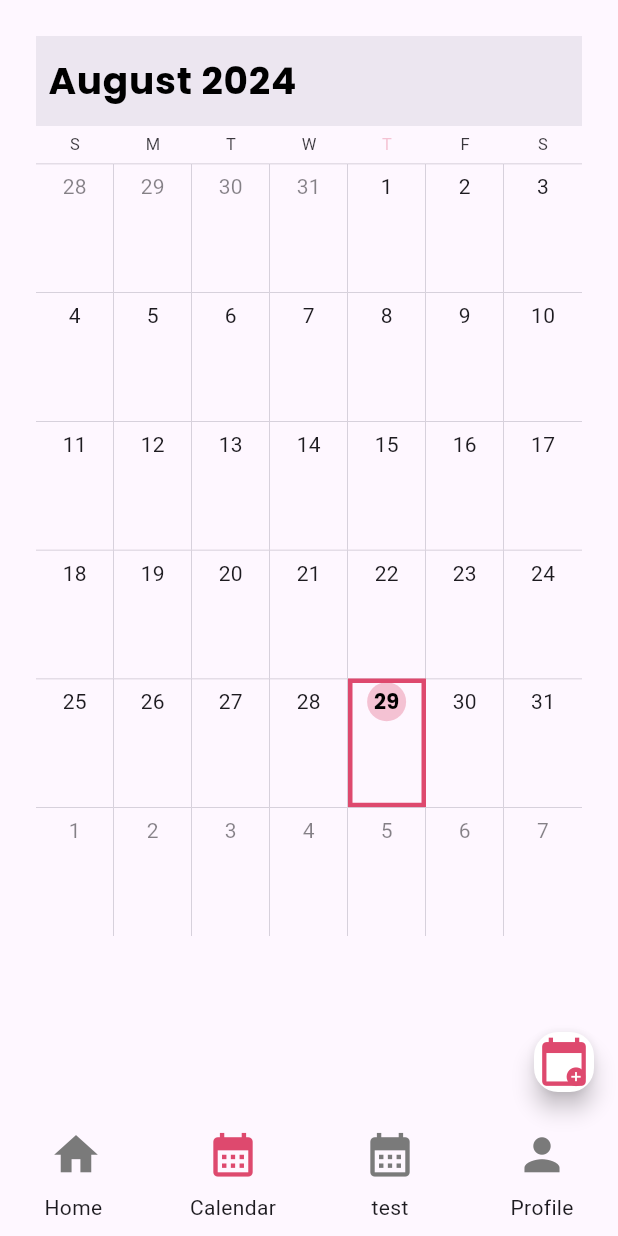
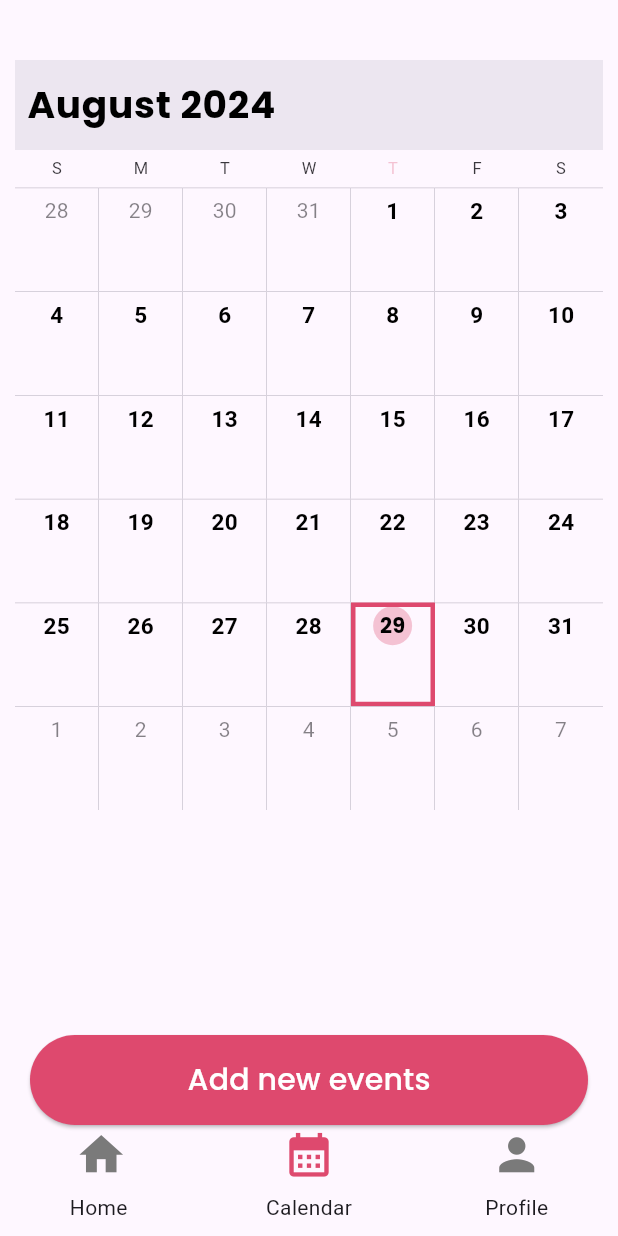
Before and after one commit to oulaKhaled/Calendar_app, a Flutter app: the Root screen opened directly, item 3 of the bottom bar chosen, after a tap on the "calendar month" icon, on a phone screen of 412 x 824 dp. Run offline on Flutter 3.47's test engine with Material 3 defaults, Android fonts, the phone set to English and light mode, and no system bars; drawn by our look-alikes of syncfusion_flutter_calendar; our stand-ins replace cloud_firestore, firebase_auth, firebase_core, google_fonts, google_sign_in, random_string and 1 more; accounts and stored records are empty; network calls fail.

Commit message:
final-commit

```diff
--- a/flutter_application_1/lib/Screens/Profile.dart
+++ b/flutter_application_1/lib/Screens/Profile.dart
@@ -12,7 +12,20 @@ class Profile extends StatefulWidget {
   State<Profile> createState() => _ProfileState();
 }
 
+Future _getUserInfo() async {
+  final data = await Auth().getCurrentUserInfo();
+  print("THİS İS UUUUSERRR IFNFFOOORMMATİOON : ${data["name"]}");
+  return data;
+}
+
 class _ProfileState extends State<Profile> {
+  @override
+  void initState() {
+    _getUserInfo();
+    // TODO: implement initState
+    super.initState();
+  }
+
   @override
   Widget build(BuildContext context) {
     return Column(
@@ -33,19 +46,22 @@ class _ProfileState extends State<Profile> {
                         child: CircleAvatar(
                             radius: 60,
                             backgroundImage: NetworkImage(
-                              'https://images.pexels.com/photos/3680219/pexels-photo-3680219.jpeg',
+                              'https://static.vecteezy.com/system/resources/previews/009/292/244/original/default-avatar-icon-of-social-media-user-vector.jpg',
                             )),
                       ),
                     ),
                     SizedBox(
                       width: 10,
                     ),
-                    Column(
+                    FutureBuilder(
+                      future: _getUserInfo(),
+                      builder: (context, snapshot) {
+                        return Column(
                           children: [
                             Text(
-                          "Hi,Valentine",
+                              "Hi,${snapshot.data["name"]}",
                               style: GoogleFonts.poppins(
-                              fontSize: 15, fontWeight: FontWeight.bold),
+                                  fontSize: 20, fontWeight: FontWeight.bold),
                             ),
                             Row(
                               crossAxisAlignment: CrossAxisAlignment.start,
@@ -55,12 +71,14 @@ class _ProfileState extends State<Profile> {
                                   size: 20,
                                 ),
                                 Text(
-                              "Boston",
-                              style: GoogleFonts.poppins(fontSize: 12),
+                                  "${snapshot.data["location"]}",
+                                  style: GoogleFonts.poppins(fontSize: 15),
                                 ),
                               ],
                             )
                           ],
+                        );
+                      },
                     ),
                   ],
                 ),
@@ -86,27 +104,33 @@ class _ProfileState extends State<Profile> {
                         padding: EdgeInsets.only(right: 20),
                         child: Text("Manage",
                             style: GoogleFonts.poppins(
-                                fontWeight: FontWeight.bold)),
+                                fontWeight: FontWeight.bold, color: pinkColor)),
                       ),
                     ],
                   ),
-                  Container(
+                  FutureBuilder(
+                      future: _getUserInfo(),
+                      builder: (context, snapshot) {
+                        return Container(
                           margin: EdgeInsets.only(top: 30, left: 20),
                           child: Column(
                             crossAxisAlignment: CrossAxisAlignment.start,
                             children: [
-                        Text("google Account",
-                            style: GoogleFonts.poppins(
-                                fontWeight: FontWeight.bold)),
-                        Text("Facebook Account",
-                            style: GoogleFonts.poppins(
-                                fontWeight: FontWeight.bold)),
-                        Text("outlook Account",
+                              Row(
+                                children: [
+                                  Icon(Icons.email_sharp),
+                                  SizedBox(
+                                    width: 10,
+                                  ),
+                                  Text("${snapshot.data["email"]}",
                                       style: GoogleFonts.poppins(
                                           fontWeight: FontWeight.bold)),
                                 ],
                               ),
-                  )
+                            ],
+                          ),
+                        );
+                      })
                 ],
               )
             ],
--- a/flutter_application_1/lib/Screens/calendar.dart
+++ b/flutter_application_1/lib/Screens/calendar.dart
@@ -41,59 +41,38 @@ class _CalendarState extends State<Calendar> {
   Widget build(BuildContext context) {
     return Scaffold(
       resizeToAvoidBottomInset: false,
-      floatingActionButton: SizedBox(
-        width: 40,
-        height: 40,
-        child: FloatingActionButton(
-            backgroundColor: Colors.white,
-            onPressed: () {
-              Navigator.push(context,
-                  MaterialPageRoute(builder: (context) => EventEdit()));
-            },
-            child: Stack(
-              children: [
-                Icon(
-                  Icons.calendar_today,
-                  size: 35,
-                  color: pinkColor,
-                ),
-                Positioned(
-                    left: 18,
-                    top: 20,
-                    child: Icon(
-                      Icons.add_circle,
-                      size: 15,
-                      color: pinkColor,
-                    ))
-              ],
-            )),
-      ),
       body: Container(
         width: double.infinity,
         height: double.infinity,
-        child: Column(
-          children: [
+        margin: EdgeInsets.all(10),
+        child: Column(children: [
           Container(
-              height: 700,
-              margin: EdgeInsets.all(12),
-              width: double.infinity,
-              child: FutureBuilder<List<Event>>(
+              // height: double.infinity,
+              // width: double.infinity,
+
+              child: Column(children: [
+            SizedBox(
+              height: 30,
+            ),
+            FutureBuilder(
                 future: _data(),
                 builder: (context, AsyncSnapshot snapshot) {
-                    if (snapshot.connectionState == ConnectionState.waiting) {
-                      return const CircularProgressIndicator();
-                    } else if (snapshot.hasError) {
-                      return Text("Error: ${snapshot.error}");
-                    } else {
-                      return Column(
-                        children: [
-                          // Text("This is DATA ${snapshot.data}"),
-                          Container(
-                            height: 600,
-                            margin: const EdgeInsets.all(12),
+                  return Container(
+                      height: 500,
+                      // decoration: BoxDecoration(
+                      //     border:
+                      //         Border.all(color: Colors.black, width: 3),
+                      //     borderRadius: BorderRadius.circular(15)),
+
                       width: double.infinity,
                       child: SfCalendar(
-                              monthViewSettings: MonthViewSettings(),
+                        monthViewSettings: MonthViewSettings(
+                            monthCellStyle: MonthCellStyle(
+                          textStyle: TextStyle(
+                              color: Colors.black,
+                              fontWeight: FontWeight.bold,
+                              fontSize: 15),
+                        )),
                         headerHeight: 60,
                         headerStyle: CalendarHeaderStyle(
                             textStyle: GoogleFonts.poppins(
@@ -102,11 +81,9 @@ class _CalendarState extends State<Calendar> {
                                 color: Colors.black)),
                         todayHighlightColor: pinkColor?.withOpacity(0.3),
                         selectionDecoration: BoxDecoration(
-                                  border:
-                                      Border.all(color: pinkColor, width: 3)),
+                            border: Border.all(color: pinkColor, width: 3)),
                         todayTextStyle: GoogleFonts.poppins(
-                                  color: Colors.black,
-                                  fontWeight: FontWeight.bold),
+                            color: Colors.black, fontWeight: FontWeight.bold),
                         view: CalendarView.month,
                         dataSource: EventDatasource(snapshot.data),
                         initialSelectedDate: DateTime.now(),
@@ -116,15 +93,28 @@ class _CalendarState extends State<Calendar> {
                               context: context,
                               builder: (context) => TaskWidget())
                         },
+                      ));
+                }),
+            Container(
+              width: double.infinity,
+              height: 60,
+              margin: EdgeInsets.only(left: 10, right: 10, top: 150),
+              child: ElevatedButton(
+                style: ElevatedButton.styleFrom(
+                  backgroundColor: pinkColor,
+                ),
+                onPressed: () {
+                  Navigator.push(context,
+                      MaterialPageRoute(builder: (context) => EventEdit()));
+                },
+                child: Text(
+                  "Add new events",
+                  style: GoogleFonts.poppins(color: Colors.white, fontSize: 20),
                 ),
               ),
-                        ],
-                      );
-                    }
-                  }),
-            ),
-          ],
-        ),
+            )
+          ]))
+        ]),
       ),
     );
   }
@@ -264,17 +254,6 @@ Widget appoitmentBuilder(
   );
 }
 
-
-
-
-
-
-
-
-
-
-
-
 // class CalendarWidget extends StatefulWidget {
 //   const CalendarWidget({super.key});
 
--- a/flutter_application_1/lib/Screens/home.dart
+++ b/flutter_application_1/lib/Screens/home.dart
@@ -6,11 +6,27 @@ import 'package:flutter_application_1/services/authentication.dart';
 import 'package:flutter_application_1/utils.dart';
 import 'package:google_fonts/google_fonts.dart';
 
-class Home extends StatelessWidget {
+class Home extends StatefulWidget {
   const Home({super.key});
 
+  @override
+  State<Home> createState() => _HomeState();
+}
+
+class _HomeState extends State<Home> {
   Future<List<Event>> _data() async {
     return await EventController().GetEventsController();
+  }
+
+  Future _userName() async {
+    return await Auth().getCurrentUserInfo();
+  }
+
+  @override
+  void initState() {
+    _data();
+    // TODO: implement initState
+    super.initState();
   }
 
   @override
@@ -38,21 +54,35 @@ class Home extends StatelessWidget {
                     ],
                   ),
                 ),
+                FutureBuilder(
+                  future: _userName(),
+                  builder: (context, snapshots) {
+                    return Container(
+                      child: Column(
+                        crossAxisAlignment: CrossAxisAlignment.start,
+                        children: [
                           Text(
-                  "Hello, ",
+                            "Hello, ${snapshots.data["name"]}",
                             style: GoogleFonts.poppins(
                                 fontSize: 30, fontWeight: FontWeight.w600),
                           ),
                           Row(
                             children: [
-                    Text("Boston",
+                              Icon(Icons.location_on),
+                              Text("${snapshots.data["location"]}",
                                   style: GoogleFonts.poppins(
-                            fontSize: 20, fontWeight: FontWeight.w500)),
-                    Icon(Icons.location_on)
+                                      fontSize: 20,
+                                      fontWeight: FontWeight.w500)),
                             ],
                           ),
+                        ],
+                      ),
+                    );
+                  },
+                ),
+
                 SizedBox(
-                  height: 10,
+                  height: 20,
                 ),
                 Container(
                     margin: EdgeInsets.all(10),
@@ -71,6 +101,9 @@ class Home extends StatelessWidget {
                             fontSize: 24),
                       ),
                     )),
+                SizedBox(
+                  height: 10,
+                ),
                 Text(
                   "Upcoming Events",
                   style: GoogleFonts.poppins(
@@ -81,6 +114,9 @@ class Home extends StatelessWidget {
                         color: greyColor,
                         fontSize: 15,
                         fontWeight: FontWeight.w500)),
+                SizedBox(
+                  height: 10,
+                ),
                 Center(
                   child: Stack(
                     children: [
@@ -91,12 +127,12 @@ class Home extends StatelessWidget {
                                 // Use Column, ListView, or another widget to display the list of widgets
                                 children: snapshot.data!.map((event) {
                               return Container(
-                                  margin: EdgeInsets.all(20),
+                                  margin: EdgeInsets.all(15),
                                   width: double.infinity,
-                                  height: 200,
+                                  height: 150,
                                   decoration: BoxDecoration(
                                       // color: Color.fromARGB(255, 250, 197, 216),
-                                      color: Color.fromARGB(255, 205, 221, 253),
+                                      color: Color.fromARGB(255, 228, 235, 250),
                                       borderRadius: BorderRadius.circular(10)),
                                   child: Container(
                                     margin: EdgeInsets.all(10),
@@ -125,19 +161,20 @@ class Home extends StatelessWidget {
                                           height: 10,
                                         ),
                                         Row(
-                                          mainAxisAlignment:
-                                              MainAxisAlignment.spaceEvenly,
                                           children: [
                                             Icon(
                                               Icons.date_range,
-                                              size: 30,
+                                              size: 20,
+                                            ),
+                                            SizedBox(
+                                              width: 10,
                                             ),
                                             Text(
                                               Utils.toDateTime(event.to),
                                               style: GoogleFonts.poppins(
                                                   color: greyColor,
-                                                  fontWeight: FontWeight.bold,
-                                                  fontSize: 20),
+                                                  fontWeight: FontWeight.w500,
+                                                  fontSize: 15),
                                             ),
                                           ],
                                         ),
@@ -145,19 +182,20 @@ class Home extends StatelessWidget {
                                           height: 10,
                                         ),
                                         Row(
-                                          mainAxisAlignment:
-                                              MainAxisAlignment.spaceEvenly,
                                           children: [
                                             Icon(
                                               Icons.date_range,
-                                              size: 30,
+                                              size: 20,
+                                            ),
+                                            SizedBox(
+                                              width: 10,
                                             ),
                                             Text(
                                               Utils.toDateTime(event.from),
                                               style: GoogleFonts.poppins(
                                                   color: greyColor,
-                                                  fontWeight: FontWeight.bold,
-                                                  fontSize: 20),
+                                                  fontWeight: FontWeight.w500,
+                                                  fontSize: 15),
                                             ),
                                           ],
                                         )
--- a/flutter_application_1/lib/controllers/event_controller.dart
+++ b/flutter_application_1/lib/controllers/event_controller.dart
@@ -30,8 +30,9 @@ class EventController {
       for (DocumentSnapshot doc in e.docs) {
         Map<String, dynamic> map = doc.data() as Map<String, dynamic>;
         print("MAAAAPPPPPP : ${map}");
+
         Event newevent = Event.fromMap(map, map["Id"]);
-        print("NEWWWW EVENNNTT : ${newevent}");
+        print("NEWWW EVVENNTNNNNTT : ${newevent}");
         events.add(newevent);
       }
     });
--- a/flutter_application_1/lib/pages/root.dart
+++ b/flutter_application_1/lib/pages/root.dart
@@ -67,25 +67,25 @@ class _RootState extends State<Root> {
                   ],
                 ),
               ),
-              Container(
-                child: Column(
-                  children: [
-                    IconButton(
-                      onPressed: () {
-                        setState(() {
-                          number = 2;
-                        });
-                      },
-                      icon: Icon(
-                        Icons.calendar_month,
-                        size: 35,
-                        color: number == 2 ? pinkColor : greyColor,
-                      ),
-                    ),
-                    Text("test")
-                  ],
-                ),
-              ),
+              // Container(
+              //   child: Column(
+              //     children: [
+              //       IconButton(
+              //         onPressed: () {
+              //           setState(() {
+              //             number = 2;
+              //           });
+              //         },
+              //         icon: Icon(
+              //           Icons.calendar_month,
+              //           size: 35,
+              //           color: number == 2 ? pinkColor : greyColor,
+              //         ),
+              //       ),
+              //       Text("test")
+              //     ],
+              //   ),
+              // ),
               Container(
                 child: Column(
                   children: [
--- a/flutter_application_1/lib/services/authentication.dart
+++ b/flutter_application_1/lib/services/authentication.dart
@@ -52,22 +52,35 @@ class Auth {
       );
       final UserCredential userCred = await _auth.signInWithCredential(cred);
       if (userCred.user != null) {
-        print("SIGH IN METHOD IS SUCCESS :  ${userCred.user?.displayName}");
+        // print("SIGH IN METHOD IS SUCCESS :  ${userCred.user?.displayName}");
+
+        _database.collection(ApiPath.Users()).doc(userCred.user?.uid).set({
+          "email": userCred.user?.email,
+          "name": userCred.user?.displayName,
+          "id": userCred.user?.uid,
+          "location": "",
+        });
         response = true;
       } else {
-        print("SIGN IN METHOD ID FAILD : NO USER INFORAMEİON AVALİABLE ");
+        // print("SIGN IN METHOD ID FAILD : NO USER INFORAMEİON AVALİABLE ");
         response = false;
       }
     } catch (e) {
       print(e.toString());
       response = false;
+    }
+    return response;
+  }
 
-      return response;
-    }
+  Future getCurrentUserInfo() async {
+    return await _database
+        .collection(ApiPath.Users())
+        .doc(_auth.currentUser?.uid)
+        .get();
   }
 
   String getCurrentUserEmail() {
-    return _auth.currentUser?.email as String ?? "Unknown User";
+    return _auth.currentUser?.email as String;
   }
 
   String getCurrentUserID() {
--- a/flutter_application_1/lib/services/database.dart
+++ b/flutter_application_1/lib/services/database.dart
@@ -5,7 +5,7 @@ import 'package:flutter_application_1/path/api_path.dart';
 import 'package:flutter_application_1/services/authentication.dart';
 
 class Database {
-  final _currentuser = Auth().getCurrentUserEmail();
+  final _currentuser = Auth().getCurrentUserEmail() as String;
   Future addEvent(Map<String, dynamic> map) async {
     return await FirebaseFirestore.instance
         .collection(ApiPath.Event())
@@ -16,6 +16,7 @@ class Database {
   Future<Stream<QuerySnapshot>> GetEvents(String userEmail) async {
     return await FirebaseFirestore.instance
         .collection(ApiPath.Event())
+        .where("user", isEqualTo: userEmail)
         .snapshots();
   }
 }
```
Also changed, not shown: flutter_application_1/lib/controllers/auth_controller.dart (deleted, +0 -32 lines), flutter_application_1/lib/pages/Login.dart (+51 -42 lines), flutter_application_1/lib/pages/eventEditing.dart (+47 -37 lines). Lines whose indentation alone changed are shown as unchanged.
